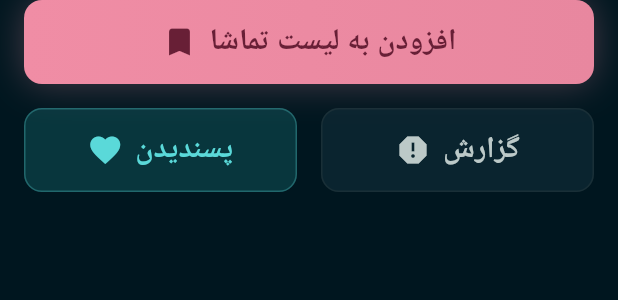
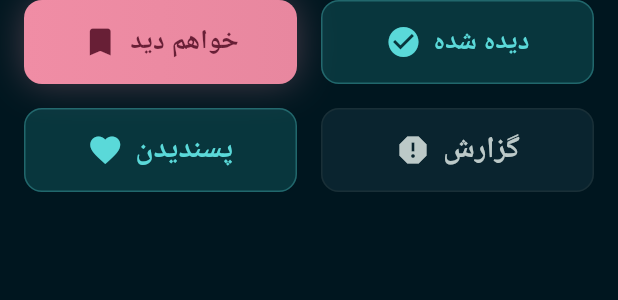
Before and after one commit to nooshinjavadzade/MP-Project, a Flutter app: the MovieActionButtons widget shown alone on an empty page, opened directly with empty values, on a phone screen of 412 x 824 dp. Shown: the top 300 px of the screen. Run offline on Flutter 3.47's test engine with Material 3 defaults, Android fonts, the phone set to English and light mode, and no system bars; our stand-ins replace dio, flutter_cache_manager, flutter_secure_storage, local_auth, shared_preferences; accounts and stored records are empty; network calls fail; Roboto replaces fonts that are missing (Manrope).

Commit message:
watch list ...

```diff
--- a/movie_tracker_app/lib/widgets/movie_action_buttons.dart
+++ b/movie_tracker_app/lib/widgets/movie_action_buttons.dart
@@ -2,12 +2,14 @@ import 'package:flutter/material.dart';
 
 class MovieActionButtons extends StatelessWidget {
   final VoidCallback onWatchlistTap;
+  final VoidCallback onWatchedTap; // 🔹 جدید
   final VoidCallback onLikeTap;
   final VoidCallback onReportTap;
 
   const MovieActionButtons({
     super.key,
     required this.onWatchlistTap,
+    required this.onWatchedTap, // 🔹 جدید
     required this.onLikeTap,
     required this.onReportTap,
   });
@@ -23,7 +25,13 @@ class MovieActionButtons extends StatelessWidget {
           if (isSmallScreen) {
             return Column(
               children: [
-                _buildWatchlistBtn(),
+                Row(
+                  children: [
+                    Expanded(child: _buildWatchlistBtn()),
+                    const SizedBox(width: 16),
+                    Expanded(child: _buildWatchedBtn()), // 🔹 جدید
+                  ],
+                ),
                 const SizedBox(height: 16),
                 Row(
                   children: [
@@ -38,6 +46,8 @@ class MovieActionButtons extends StatelessWidget {
             return Row(
               children: [
                 Expanded(child: _buildWatchlistBtn()),
+                const SizedBox(width: 16),
+                Expanded(child: _buildWatchedBtn()), // 🔹 جدید
                 const SizedBox(width: 16),
                 Expanded(child: _buildLikeBtn()),
                 const SizedBox(width: 16),
@@ -78,13 +88,54 @@ class MovieActionButtons extends StatelessWidget {
             children: [
               Icon(Icons.bookmark, color: Color(0xFF681F36)),
               SizedBox(width: 8),
-              Text(
-                'افزودن به لیست تماشا',
-                style: TextStyle(
-                  color: Color(0xFF681F36),
-                  fontSize: 20,
-                  fontWeight: FontWeight.bold,
-                  fontFamily: 'Manrope',
+              Flexible(
+                child: Text(
+                  'خواهم دید',
+                  style: TextStyle(
+                    color: Color(0xFF681F36),
+                    fontSize: 18,
+                    fontWeight: FontWeight.bold,
+                    fontFamily: 'Manrope',
+                  ),
+                  overflow: TextOverflow.ellipsis,
+                ),
+              ),
+            ],
+          ),
+        ),
+      ),
+    );
+  }
+
+  // 🔹 دکمه‌ی جدید: دیده شده
+  Widget _buildWatchedBtn() {
+    return Container(
+      height: 56,
+      decoration: BoxDecoration(
+        borderRadius: BorderRadius.circular(12),
+        color: const Color(0x3329B5B5),
+        border: Border.all(color: const Color(0x4D5AD9D9)),
+      ),
+      child: Material(
+        color: Colors.transparent,
+        child: InkWell(
+          borderRadius: BorderRadius.circular(12),
+          onTap: onWatchedTap,
+          child: const Row(
+            mainAxisAlignment: MainAxisAlignment.center,
+            children: [
+              Icon(Icons.check_circle, color: Color(0xFF5AD9D9)),
+              SizedBox(width: 8),
+              Flexible(
+                child: Text(
+                  'دیده شده',
+                  style: TextStyle(
+                    color: Color(0xFF5AD9D9),
+                    fontSize: 18,
+                    fontWeight: FontWeight.bold,
+                    fontFamily: 'Manrope',
+                  ),
+                  overflow: TextOverflow.ellipsis,
                 ),
               ),
             ],
```
Also changed, not shown: movie_tracker_app/lib/view/movie_detail_screen.dart (+66 -45 lines), movie_tracker_app/lib/view/watchlist_screen.dart (+63 -27 lines).
